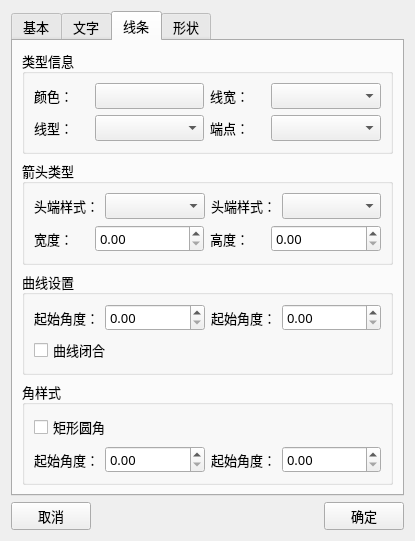
First picture: the form in UI/iconproperty.ui, repository rcswhuang/H5IconHelp, before the edit.
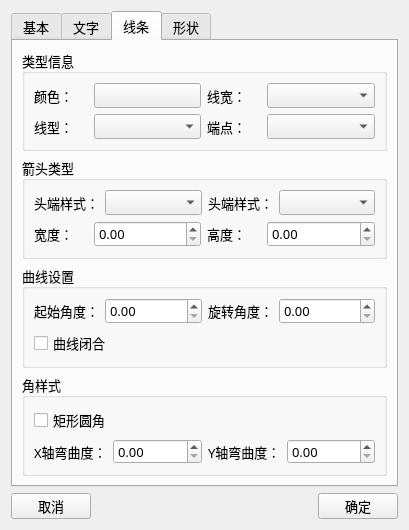
Second picture: the form after the edit. The open tabs and pages were chosen to show the change.

```diff
--- a/UI/iconproperty.ui
+++ b/UI/iconproperty.ui
@@ -6,8 +6,8 @@
    <rect>
     <x>0</x>
     <y>0</y>
-    <width>415</width>
-    <height>447</height>
+    <width>409</width>
+    <height>477</height>
    </rect>
   </property>
   <property name="font">
@@ -384,6 +384,12 @@
             </item>
             <item>
              <widget class="QPushButton" name="lineColor">
+              <property name="minimumSize">
+               <size>
+                <width>0</width>
+                <height>25</height>
+               </size>
+              </property>
               <property name="text">
                <string/>
               </property>
@@ -397,7 +403,14 @@
              </widget>
             </item>
             <item>
-             <widget class="QComboBox" name="lineWidth"/>
+             <widget class="QComboBox" name="lineWidth">
+              <property name="minimumSize">
+               <size>
+                <width>0</width>
+                <height>25</height>
+               </size>
+              </property>
+             </widget>
             </item>
            </layout>
           </item>
@@ -411,7 +424,14 @@
              </widget>
             </item>
             <item>
-             <widget class="QComboBox" name="lineStyle"/>
+             <widget class="QComboBox" name="lineStyle">
+              <property name="minimumSize">
+               <size>
+                <width>0</width>
+                <height>25</height>
+               </size>
+              </property>
+             </widget>
             </item>
             <item>
              <widget class="QLabel" name="label_19">
@@ -421,7 +441,14 @@
              </widget>
             </item>
             <item>
-             <widget class="QComboBox" name="lineCapStyle"/>
+             <widget class="QComboBox" name="lineCapStyle">
+              <property name="minimumSize">
+               <size>
+                <width>0</width>
+                <height>25</height>
+               </size>
+              </property>
+             </widget>
             </item>
            </layout>
           </item>
@@ -444,7 +471,14 @@
              </widget>
             </item>
             <item>
-             <widget class="QComboBox" name="lineStartArrow"/>
+             <widget class="QComboBox" name="lineStartArrow">
+              <property name="minimumSize">
+               <size>
+                <width>0</width>
+                <height>25</height>
+               </size>
+              </property>
+             </widget>
             </item>
             <item>
              <widget class="QLabel" name="label_21">
@@ -454,7 +488,14 @@
              </widget>
             </item>
             <item>
-             <widget class="QComboBox" name="lineTailArrow"/>
+             <widget class="QComboBox" name="lineTailArrow">
+              <property name="minimumSize">
+               <size>
+                <width>0</width>
+                <height>25</height>
+               </size>
+              </property>
+             </widget>
             </item>
            </layout>
           </item>
@@ -468,7 +509,14 @@
              </widget>
             </item>
             <item>
-             <widget class="QDoubleSpinBox" name="arrowWidth"/>
+             <widget class="QDoubleSpinBox" name="arrowWidth">
+              <property name="minimumSize">
+               <size>
+                <width>0</width>
+                <height>25</height>
+               </size>
+              </property>
+             </widget>
             </item>
             <item>
              <widget class="QLabel" name="label_23">
@@ -478,7 +526,14 @@
              </widget>
             </item>
             <item>
-             <widget class="QDoubleSpinBox" name="arrowHeight"/>
+             <widget class="QDoubleSpinBox" name="arrowHeight">
+              <property name="minimumSize">
+               <size>
+                <width>0</width>
+                <height>25</height>
+               </size>
+              </property>
+             </widget>
             </item>
            </layout>
           </item>
@@ -501,17 +556,31 @@
              </widget>
             </item>
             <item>
-             <widget class="QDoubleSpinBox" name="startAngle"/>
+             <widget class="QDoubleSpinBox" name="startAngle">
+              <property name="minimumSize">
+               <size>
+                <width>0</width>
+                <height>25</height>
+               </size>
+              </property>
+             </widget>
             </item>
             <item>
              <widget class="QLabel" name="label_25">
               <property name="text">
-               <string>起始角度：</string>
+               <string>旋转角度：</string>
               </property>
              </widget>
             </item>
             <item>
-             <widget class="QDoubleSpinBox" name="spanAngle"/>
+             <widget class="QDoubleSpinBox" name="spanAngle">
+              <property name="minimumSize">
+               <size>
+                <width>0</width>
+                <height>25</height>
+               </size>
+              </property>
+             </widget>
             </item>
            </layout>
           </item>
@@ -577,22 +646,36 @@
             <item>
              <widget class="QLabel" name="label_27">
               <property name="text">
-               <string>起始角度：</string>
+               <string>X轴弯曲度：</string>
               </property>
              </widget>
             </item>
             <item>
-             <widget class="QDoubleSpinBox" name="xAxis"/>
+             <widget class="QDoubleSpinBox" name="xAxis">
+              <property name="minimumSize">
+               <size>
+                <width>0</width>
+                <height>25</height>
+               </size>
+              </property>
+             </widget>
             </item>
             <item>
              <widget class="QLabel" name="label_26">
               <property name="text">
-               <string>起始角度：</string>
+               <string>Y轴弯曲度：</string>
               </property>
              </widget>
             </item>
             <item>
-             <widget class="QDoubleSpinBox" name="yAxis"/>
+             <widget class="QDoubleSpinBox" name="yAxis">
+              <property name="minimumSize">
+               <size>
+                <width>0</width>
+                <height>25</height>
+               </size>
+              </property>
+             </widget>
             </item>
            </layout>
           </item>
@@ -806,6 +889,12 @@
     <layout class="QHBoxLayout" name="horizontalLayout_25">
      <item>
       <widget class="QPushButton" name="noBtn">
+       <property name="minimumSize">
+        <size>
+         <width>0</width>
+         <height>26</height>
+        </size>
+       </property>
        <property name="text">
         <string>取消</string>
        </property>
@@ -826,6 +915,12 @@
      </item>
      <item>
       <widget class="QPushButton" name="okBtn">
+       <property name="minimumSize">
+        <size>
+         <width>0</width>
+         <height>26</height>
+        </size>
+       </property>
        <property name="text">
         <string>确定</string>
        </property>
```
Left out of the diff: 176 changed lines with no effect on the pictures.
